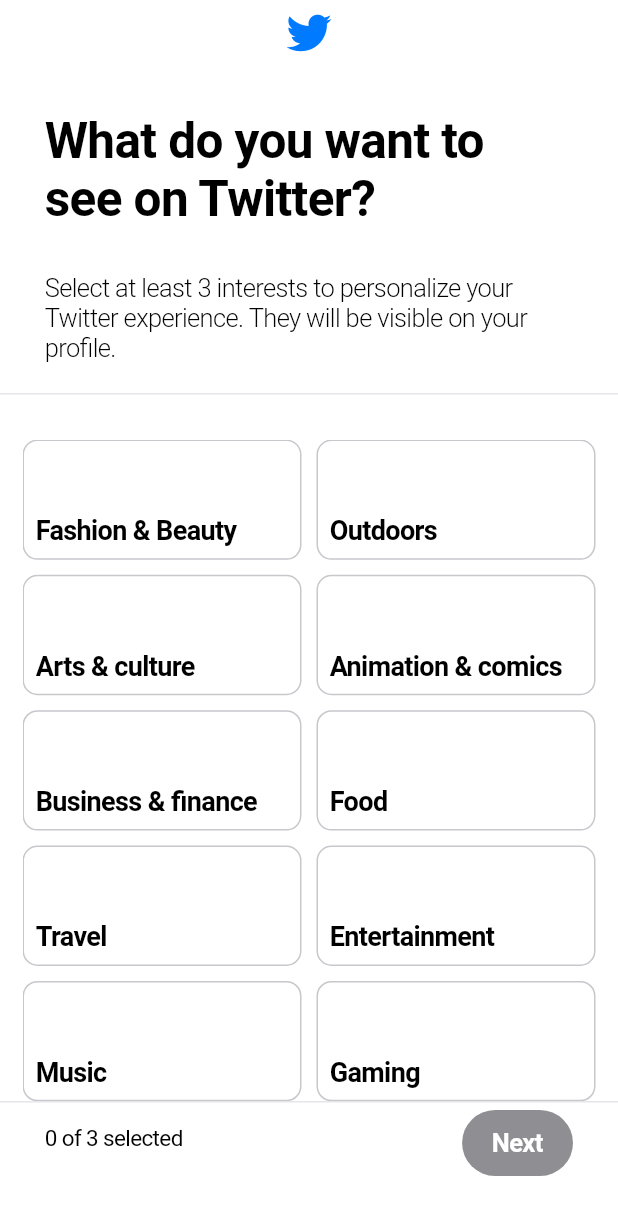
After one commit to MarkJLee/chal-twitter-onboarding, a Flutter app: the MainInterestsScreen screen opened directly, on a phone screen of 412 x 824 dp. The commit adds this screen. Shown: the top 1215 px of the screen. Run offline on Flutter 3.47's test engine with Material 2 defaults, Android fonts, the light colour scheme and no system bars; our stand-ins replace font_awesome_flutter; Roboto replaces fonts that are missing (helvetica neue).

Commit message:
feat: add main_interests_screen

```diff
--- /dev/null
+++ b/lib/features/authentication/main_interests_screen.dart
@@ -0,0 +1,249 @@
+import 'package:chal_twitter_onboarding/features/authentication/widgets/twitter_navigation_bar_widget.dart';
+import 'package:flutter/cupertino.dart';
+import 'package:font_awesome_flutter/font_awesome_flutter.dart';
+
+class MainInterestsScreen extends StatefulWidget {
+  const MainInterestsScreen({super.key});
+
+  @override
+  State<MainInterestsScreen> createState() => _MainInterestsScreenState();
+}
+
+class _MainInterestsScreenState extends State<MainInterestsScreen> {
+  static final List<String> interests = [
+    "Fashion & Beauty",
+    "Outdoors",
+    "Arts & culture",
+    "Animation & comics",
+    "Business & finance",
+    "Food",
+    "Travel",
+    "Entertainment",
+    "Music",
+    "Gaming",
+    "Sports",
+    "News",
+    "Technology",
+    "Health & wellness",
+    "Books & literature",
+    "Science"
+  ];
+
+  _MainInterestsScreenState()
+      : _selectedInterests = List.filled(interests.length, false);
+  List<bool> _selectedInterests;
+
+  @override
+  void initState() {
+    super.initState();
+    _selectedInterests = List.generate(interests.length, (index) => false);
+  }
+
+  navigateToSubInterestsScreen() {
+    Navigator.of(context).push(
+      CupertinoPageRoute(
+        builder: (context) => Container(),
+      ),
+    );
+  }
+
+  _getSelectedCount() {
+    return _selectedInterests.where((bool isSelected) => isSelected).length;
+  }
+
+  _isCategorySelected() {
+    return _getSelectedCount() >= 3;
+  }
+
+  @override
+  Widget build(BuildContext context) {
+    return CupertinoPageScaffold(
+      navigationBar: TwitterNavigationBarWidget().build(context),
+      child: Stack(
+        children: [
+          CupertinoScrollbar(
+            child: Column(
+              children: [
+                const Padding(
+                  padding: EdgeInsets.symmetric(
+                    horizontal: 30,
+                  ),
+                  child: Column(
+                      crossAxisAlignment: CrossAxisAlignment.start,
+                      children: [
+                        SizedBox(
+                          height: 30,
+                        ),
+                        Text(
+                          "What do you want to see on Twitter?",
+                          style: TextStyle(
+                            fontFamily: 'helvetica neue',
+                            fontSize: 33,
+                            fontWeight: FontWeight.bold,
+                          ),
+                        ),
+                        SizedBox(
+                          height: 30,
+                        ),
+                        Text(
+                          "Select at least 3 interests to personalize your Twitter experience. They will be visible on your profile.",
+                          style: TextStyle(
+                            fontSize: 17,
+                            fontWeight: FontWeight.w300,
+                          ),
+                        ),
+                        SizedBox(height: 20),
+                      ]),
+                ),
+                Container(
+                  width: MediaQuery.of(context).size.width,
+                  height: 1.0,
+                  color: CupertinoColors.systemGrey5,
+                ),
+                const SizedBox(height: 30),
+                Expanded(
+                  child: Padding(
+                    padding: const EdgeInsets.symmetric(horizontal: 15),
+                    child: GridView.builder(
+                      gridDelegate: SliverGridDelegateWithFixedCrossAxisCount(
+                        crossAxisCount: 2, // 2열로 표시
+                        childAspectRatio:
+                            (MediaQuery.of(context).size.width - 30) /
+                                (MediaQuery.of(context).size.height * 0.1 * 2),
+                        crossAxisSpacing: 10, // 수평 간격
+                        mainAxisSpacing: 10, // 수직 간격
+                      ),
+                      itemBuilder: (BuildContext context, int index) {
+                        return GestureDetector(
+                          onTap: () {
+                            setState(() {
+                              _selectedInterests[index] =
+                                  !_selectedInterests[index];
+                            });
+                          },
+                          child: Container(
+                            decoration: BoxDecoration(
+                              color: _selectedInterests[index]
+                                  ? CupertinoColors.activeBlue // 선택된 경우 파란색 배경
+                                  : CupertinoColors.white,
+                              border: Border.all(
+                                  color: CupertinoColors.systemGrey3),
+                              borderRadius:
+                                  const BorderRadius.all(Radius.circular(10)),
+                            ),
+                            height: MediaQuery.of(context).size.height * 0.08,
+                            child: Column(
+                              mainAxisAlignment: MainAxisAlignment.spaceBetween,
+                              children: [
+                                Row(
+                                  mainAxisAlignment: MainAxisAlignment.end,
+                                  children: [
+                                    Padding(
+                                        padding: const EdgeInsets.all(8.0),
+                                        child: _selectedInterests[index]
+                                            ? const FaIcon(
+                                                FontAwesomeIcons.circleCheck,
+                                                color: CupertinoColors.white,
+                                              )
+                                            : null)
+                                  ],
+                                ),
+                                Row(
+                                  mainAxisAlignment: MainAxisAlignment.start,
+                                  children: [
+                                    Padding(
+                                      padding: const EdgeInsets.all(8.0),
+                                      child: Text(
+                                        interests[index],
+                                        style: TextStyle(
+                                          color: _selectedInterests[index]
+                                              ? CupertinoColors.white
+                                              : CupertinoColors.black,
+                                          fontSize: 18,
+                                          fontWeight: FontWeight.w600,
+                                        ),
+                                      ),
+                                    ),
+                                  ],
+                                ),
+                              ],
+                            ),
+                          ),
+                        );
+                      },
+                      itemCount: interests.length,
+                    ),
+                  ),
+                ),
+              ],
+            ),
+          ),
+          Align(
+            alignment: Alignment.bottomCenter,
+            child: Container(
+              height: 90,
+              width: MediaQuery.of(context).size.width,
+              decoration: const BoxDecoration(
+                color: CupertinoColors.white,
+                border: Border(
+                  top: BorderSide(
+                    color: CupertinoColors.systemGrey5,
+                    width: 1.0,
+                  ),
+                ),
+              ),
+              child: Padding(
+                padding:
+                    const EdgeInsets.symmetric(horizontal: 30, vertical: 5),
+                child: Row(
+                    crossAxisAlignment: CrossAxisAlignment.start,
+                    mainAxisAlignment: MainAxisAlignment.spaceBetween,
+                    children: [
+                      Padding(
+                        padding: const EdgeInsets.only(top: 10),
+                        child: _isCategorySelected()
+                            ? const Text(
+                                "Great work 🎉",
+                                style: TextStyle(fontSize: 15),
+                              )
+                            : Text(
+                                "${_getSelectedCount()} of 3 selected",
+                                style: const TextStyle(fontSize: 15),
+                              ),
+                      ),
+                      CupertinoButton(
+                        padding: const EdgeInsets.symmetric(
+                          horizontal: 20,
+                          vertical: 5,
+                        ),
+                        disabledColor: CupertinoColors.systemGrey,
+                        borderRadius: BorderRadius.circular(30),
+                        color: CupertinoColors.black,
+                        onPressed: _isCategorySelected()
+                            ? () {
+                                Future.delayed(Duration.zero,
+                                    navigateToSubInterestsScreen);
+                              }
+                            : null,
+                        child: const Row(
+                          mainAxisAlignment: MainAxisAlignment.center,
+                          children: [
+                            Text(
+                              "Next",
+                              style: TextStyle(
+                                fontWeight: FontWeight.bold,
+                                color: CupertinoColors.white,
+                              ),
+                            ),
+                          ],
+                        ),
+                      )
+                    ]),
+              ),
+            ),
+          ),
+        ],
+      ),
+    );
+  }
+}
--- a/lib/features/authentication/password_screen.dart
+++ b/lib/features/authentication/password_screen.dart
@@ -1,3 +1,4 @@
+import 'package:chal_twitter_onboarding/features/authentication/main_interests_screen.dart';
 import 'package:chal_twitter_onboarding/features/authentication/widgets/green_check_mark_widget.dart';
 import 'package:chal_twitter_onboarding/features/authentication/widgets/twitter_navigation_bar_widget.dart';
 import 'package:flutter/cupertino.dart';
@@ -123,7 +124,8 @@
               onPressed: _isValidPassword(_password)
                   ? () => Navigator.push(
                         context,
-                        CupertinoPageRoute(builder: (context) => Container()),
+                        CupertinoPageRoute(
+                            builder: (context) => const MainInterestsScreen()),
                       )
                   : null,
               child: const Row(
```
